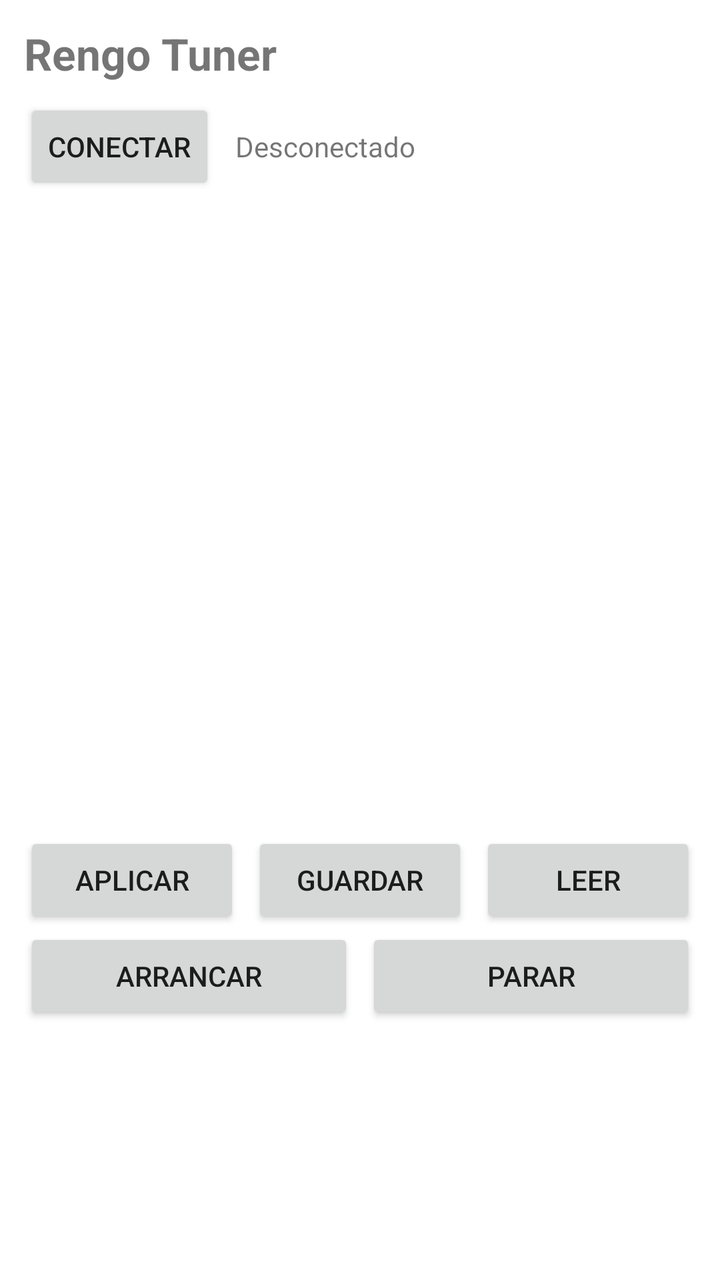
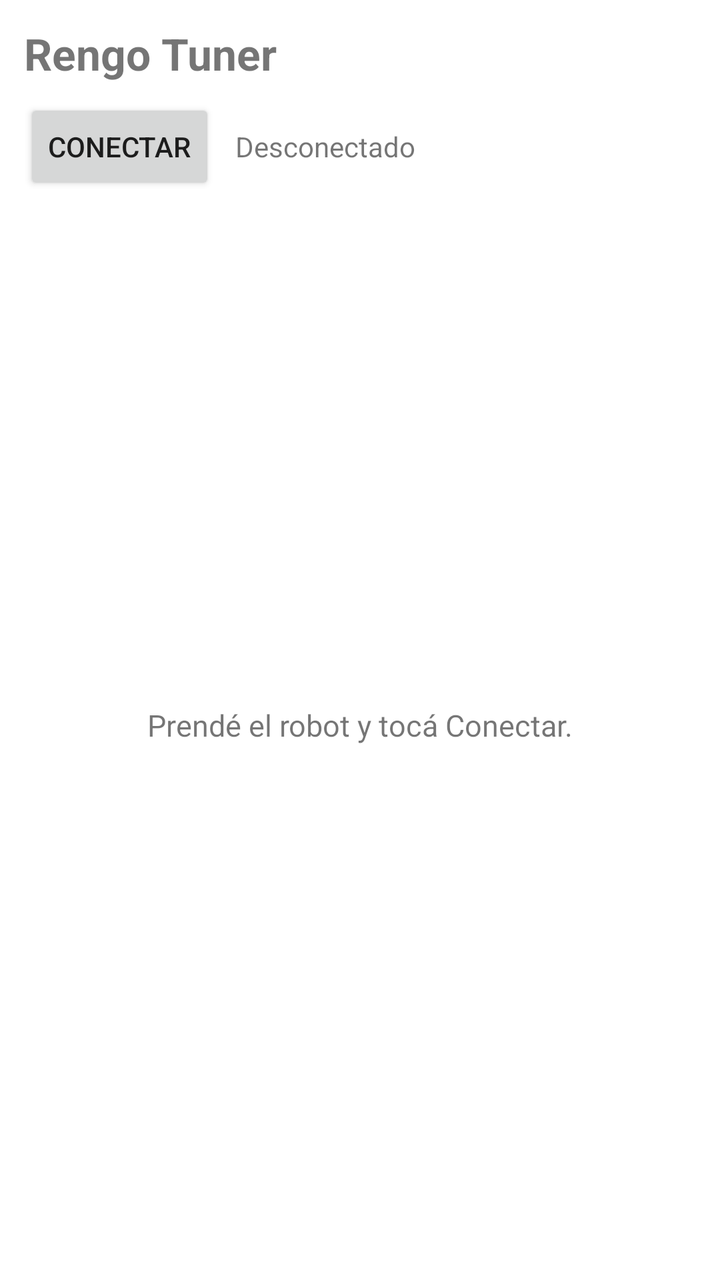

An Android layout rendered at two revisions. The XML below is the earlier revision; the diff shows what the commit changed to produce the second picture.
<!-- AndroidManifest.xml: application theme Theme.Rengo -->
<!-- res/layout/activity_main.xml -->
<?xml version="1.0" encoding="utf-8"?>
<LinearLayout xmlns:android="http://schemas.android.com/apk/res/android"
    android:layout_width="match_parent"
    android:layout_height="match_parent"
    android:orientation="vertical"
    android:padding="12dp">

    <TextView
        android:layout_width="match_parent"
        android:layout_height="wrap_content"
        android:text="@string/app_name"
        android:textSize="22sp"
        android:textStyle="bold" />

    <LinearLayout
        android:layout_width="match_parent"
        android:layout_height="wrap_content"
        android:layout_marginTop="8dp"
        android:gravity="center_vertical"
        android:orientation="horizontal">

        <Button
            android:id="@+id/botonConectar"
            android:layout_width="wrap_content"
            android:layout_height="wrap_content"
            android:text="Conectar" />

        <TextView
            android:id="@+id/textoEstado"
            android:layout_width="0dp"
            android:layout_height="wrap_content"
            android:layout_marginStart="10dp"
            android:layout_weight="1"
            android:text="Desconectado"
            android:textSize="14sp" />

    </LinearLayout>

    <ScrollView
        android:layout_width="match_parent"
        android:layout_height="0dp"
        android:layout_marginTop="8dp"
        android:layout_weight="1">

        <LinearLayout
            android:id="@+id/contenedorParametros"
            android:layout_width="match_parent"
            android:layout_height="wrap_content"
            android:orientation="vertical" />

    </ScrollView>

    <LinearLayout
        android:layout_width="match_parent"
        android:layout_height="wrap_content"
        android:orientation="horizontal">

        <Button
            android:id="@+id/botonAplicar"
            android:layout_width="0dp"
            android:layout_height="wrap_content"
            android:layout_weight="1"
            android:text="Aplicar" />

        <Button
            android:id="@+id/botonGuardar"
            android:layout_width="0dp"
            android:layout_height="wrap_content"
            android:layout_marginStart="6dp"
            android:layout_weight="1"
            android:text="Guardar" />

        <Button
            android:id="@+id/botonLeer"
            android:layout_width="0dp"
            android:layout_height="wrap_content"
            android:layout_marginStart="6dp"
            android:layout_weight="1"
            android:text="Leer" />

    </LinearLayout>

    <LinearLayout
        android:layout_width="match_parent"
        android:layout_height="wrap_content"
        android:orientation="horizontal">

        <Button
            android:id="@+id/botonStart"
            android:layout_width="0dp"
            android:layout_height="wrap_content"
            android:layout_weight="1"
            android:text="Arrancar" />

        <Button
            android:id="@+id/botonStop"
            android:layout_width="0dp"
            android:layout_height="wrap_content"
            android:layout_marginStart="6dp"
            android:layout_weight="1"
            android:text="Parar" />

    </LinearLayout>

    <ScrollView
        android:layout_width="match_parent"
        android:layout_height="110dp"
        android:layout_marginTop="6dp">

        <TextView
            android:id="@+id/textoRegistro"
            android:layout_width="match_parent"
            android:layout_height="wrap_content"
            android:fontFamily="monospace"
            android:textSize="12sp" />

    </ScrollView>

</LinearLayout>
<!-- resources referenced by this layout -->
<resources>
  <string name="app_name">Rengo Tuner</string>
  <style name="Theme.Rengo" parent="Theme.MaterialComponents.DayNight.NoActionBar" />
</resources>

<!-- the commit's change to res/layout/activity_main.xml (unified diff, before → after) -->
@@ -36,84 +36,80 @@
 
     </LinearLayout>
 
-    <ScrollView
+    <TextView
+        android:id="@+id/textoAyuda"
         android:layout_width="match_parent"
         android:layout_height="0dp"
-        android:layout_marginTop="8dp"
-        android:layout_weight="1">
-
-        <LinearLayout
-            android:id="@+id/contenedorParametros"
-            android:layout_width="match_parent"
-            android:layout_height="wrap_content"
-            android:orientation="vertical" />
-
-    </ScrollView>
+        android:layout_weight="1"
+        android:gravity="center"
+        android:paddingHorizontal="24dp"
+        android:text="Prendé el robot y tocá Conectar."
+        android:textSize="15sp" />
 
     <LinearLayout
+        android:id="@+id/panelConectado"
         android:layout_width="match_parent"
-        android:layout_height="wrap_content"
-        android:orientation="horizontal">
+        android:layout_height="0dp"
+        android:layout_weight="1"
+        android:orientation="vertical"
+        android:visibility="gone">
 
-        <Button
-            android:id="@+id/botonAplicar"
-            android:layout_width="0dp"
-            android:layout_height="wrap_content"
-            android:layout_weight="1"
-            android:text="Aplicar" />
+        <ScrollView
+            android:layout_width="match_parent"
+            android:layout_height="0dp"
+            android:layout_marginTop="8dp"
+            android:layout_weight="1">
+
+            <LinearLayout
+                android:id="@+id/contenedorParametros"
+                android:layout_width="match_parent"
+                android:layout_height="wrap_content"
+                android:orientation="vertical" />
+
+        </ScrollView>
 
         <Button
             android:id="@+id/botonGuardar"
-            android:layout_width="0dp"
+            android:layout_width="match_parent"
             android:layout_height="wrap_content"
-            android:layout_marginStart="6dp"
-            android:layout_weight="1"
-            android:text="Guardar" />
+            android:text="Guardar en el robot" />
 
-        <Button
-            android:id="@+id/botonLeer"
-            android:layout_width="0dp"
+        <LinearLayout
+            android:layout_width="match_parent"
             android:layout_height="wrap_content"
-            android:layout_marginStart="6dp"
-            android:layout_weight="1"
-            android:text="Leer" />
+            android:orientation="horizontal">
+
+            <Button
+                android:id="@+id/botonStart"
+                android:layout_width="0dp"
+                android:layout_height="wrap_content"
+                android:layout_weight="1"
+                android:text="Arrancar" />
+
+            <Button
+                android:id="@+id/botonStop"
+                android:layout_width="0dp"
+                android:layout_height="wrap_content"
+                android:layout_marginStart="6dp"
+                android:layout_weight="1"
+                android:text="Parar" />
+
+        </LinearLayout>
+
+        <ScrollView
+            android:layout_width="match_parent"
+            android:layout_height="110dp"
+            android:layout_marginTop="6dp">
+
+            <TextView
+                android:id="@+id/textoRegistro"
+                android:layout_width="match_parent"
+                android:layout_height="wrap_content"
+                android:fontFamily="monospace"
+                android:textSize="12sp" />
+
+        </ScrollView>
 
     </LinearLayout>
 
-    <LinearLayout
-        android:layout_width="match_parent"
-        android:layout_height="wrap_content"
-        android:orientation="horizontal">
-
-        <Button
-            android:id="@+id/botonStart"
-            android:layout_width="0dp"
-            android:layout_height="wrap_content"
-            android:layout_weight="1"
-            android:text="Arrancar" />
-
-        <Button
-            android:id="@+id/botonStop"
-            android:layout_width="0dp"
-            android:layout_height="wrap_content"
-            android:layout_marginStart="6dp"
-            android:layout_weight="1"
-            android:text="Parar" />
-
-    </LinearLayout>
-
-    <ScrollView
-        android:layout_width="match_parent"
-        android:layout_height="110dp"
-        android:layout_marginTop="6dp">
-
-        <TextView
-            android:id="@+id/textoRegistro"
-            android:layout_width="match_parent"
-            android:layout_height="wrap_content"
-            android:fontFamily="monospace"
-            android:textSize="12sp" />
-
-    </ScrollView>
-
 </LinearLayout>
